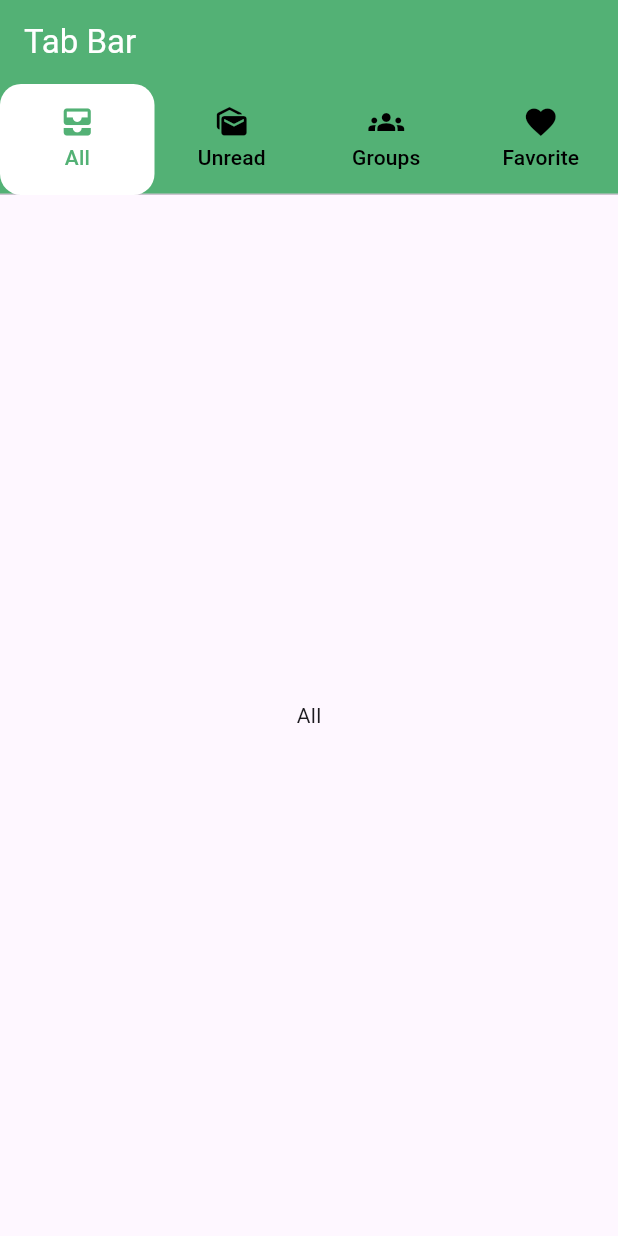
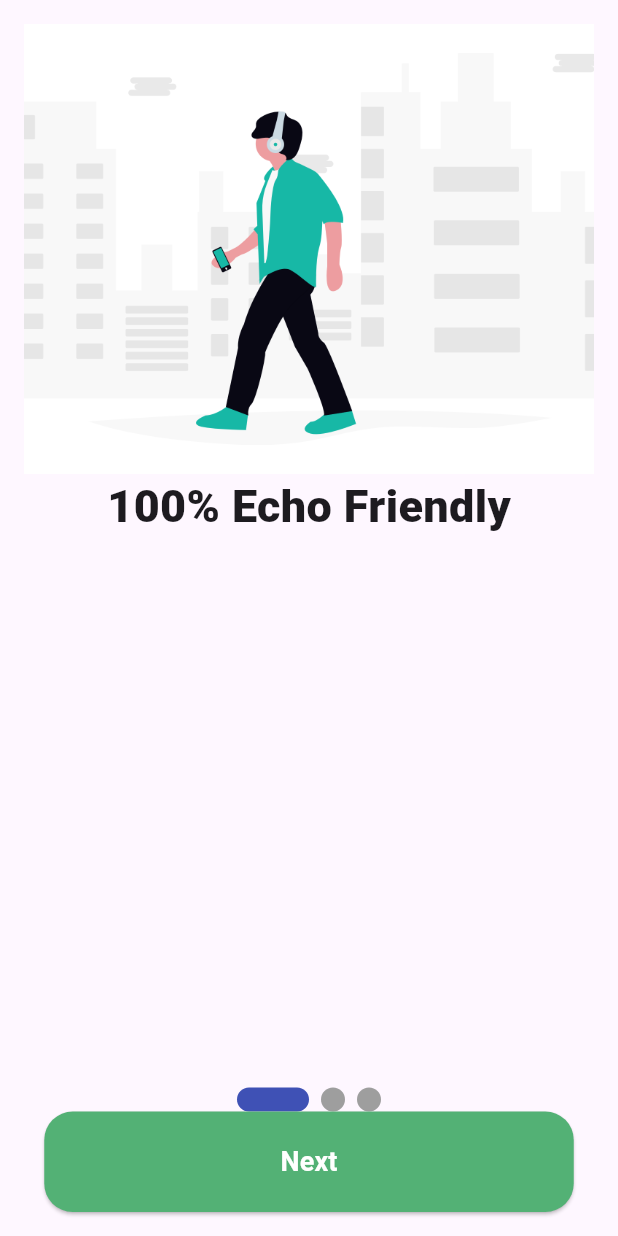
Before and after one commit to AbRehman536/batch_1_flutter, a Flutter app: the screen it shows after launch, on a phone screen of 412 x 824 dp. Run offline on Flutter 3.47's test engine with Material 3 defaults, Android fonts, the light colour scheme and no system bars; drawn by our look-alikes of smooth_page_indicator; our stand-ins replace carousel_slider, device_preview.

Commit message:
Page View Done

```diff
--- a/lib/constants/app_assets.dart
+++ b/lib/constants/app_assets.dart
@@ -3,6 +3,9 @@ class AppAssets {
   ///Images
   static String splashLogo = "assets/images/splashLogo.png";
   static String onBoarding = "assets/images/onBoarding.png";
+  static String onBoarding1 = "assets/images/onBoarding1.png";
+  static String onBoarding2 = "assets/images/onBoarding2.png";
+  static String onBoarding3 = "assets/images/onBoarding3.png";
   static String carrotImage = "assets/images/carrot.png";
   static String backgroundImage = "assets/images/background.png";
   static String product1Image = "assets/images/product1.png";
--- /dev/null
+++ b/lib/extra/pageView.dart
@@ -0,0 +1,82 @@
+import 'package:flutter/material.dart';
+import 'package:owais_project/constants/app_assets.dart';
+import 'package:owais_project/models/onBoardingModel.dart';
+import 'package:owais_project/screens/auth_screen/login.dart';
+import 'package:owais_project/utils/widgets/custom_button.dart';
+import 'package:smooth_page_indicator/smooth_page_indicator.dart';
+
+class PageViewScreen extends StatefulWidget {
+  const PageViewScreen({super.key});
+
+  @override
+  State<PageViewScreen> createState() => _PageViewScreenState();
+}
+
+class _PageViewScreenState extends State<PageViewScreen> {
+  int currentPage = 0;
+  PageController pageController = PageController();
+  List<OnBoardingModel> onBoardingList = [
+   OnBoardingModel(image: AppAssets.onBoarding1, title: "100% Echo Friendly"),
+   OnBoardingModel(image: AppAssets.onBoarding2, title: "A Green Planet"),
+   OnBoardingModel(image: AppAssets.onBoarding3, title: "Be Earth Wise"),
+  ];
+  @override
+  Widget build(BuildContext context) {
+    return Scaffold(
+      body:
+      Padding(
+        padding: const EdgeInsets.all(16.0),
+        child: Column(
+          children: [
+            Expanded(
+              child: PageView.builder(
+                //scrollDirection: Axis.vertical,
+                controller: pageController,
+                itemCount: onBoardingList.length,
+                onPageChanged: (index){
+                  setState(() {
+                    currentPage = index;
+                  });
+                },
+                itemBuilder: (BuildContext context, int index) {
+                  return Column(
+                    children: [
+                      Image.asset(onBoardingList[index].image.toString(),
+                        height: 300,
+                        width: double.infinity,
+                        fit: BoxFit.cover,),
+                      Text(onBoardingList[index].title.toString(), style: TextStyle(
+                          fontWeight: FontWeight.w900,
+                          fontSize: 30
+                      ),),
+
+                    ],
+                  );
+                },),
+            ),
+            SmoothPageIndicator(
+                controller: pageController,  // PageController
+                count:  onBoardingList.length,
+                effect:  ExpandingDotsEffect(),  // your preferred effect
+                onDotClicked: (index){
+                }
+            ),
+            CustomButton(btnLabel: currentPage == onBoardingList.length - 1
+                ? "Get Started" : "Next",
+              onPressed: (){
+              if(currentPage == onBoardingList.length - 1){
+                Navigator.push(context, MaterialPageRoute(builder: (context)=>LoginScreen()));
+              }
+              else{
+                pageController.nextPage(
+                    duration: Duration(milliseconds: 300),
+                    curve: Curves.easeInOut);
+              }
+            },)
+          ],
+        ),
+      )
+
+    );
+  }
+}
--- a/lib/main.dart
+++ b/lib/main.dart
@@ -1,5 +1,6 @@
 import 'package:device_preview/device_preview.dart';
 import 'package:flutter/material.dart';
+import 'package:owais_project/extra/pageView.dart';
 import 'package:owais_project/extra/tab_bar.dart';
 import 'package:owais_project/screens/auth_screen/login.dart';
 import 'package:owais_project/screens/home/beverages.dart';
@@ -42,7 +43,7 @@ class MyApp extends StatelessWidget {
         useMaterial3: true,
       ),
 
-      home: TabBarScreen(),
+      home: PageViewScreen(),
     );
   }
 }
--- /dev/null
+++ b/lib/models/onBoardingModel.dart
@@ -0,0 +1,6 @@
+class OnBoardingModel {
+  final String image;
+  final String title;
+
+  OnBoardingModel({required this.image, required this.title});
+}
--- a/pubspec.yaml
+++ b/pubspec.yaml
@@ -36,6 +36,7 @@ dependencies:
   # Use with the CupertinoIcons class for iOS style icons.
   cupertino_icons: ^1.0.8
   carousel_slider: ^5.1.2
+  smooth_page_indicator: ^3.0.0
 
 dev_dependencies:
   flutter_test:
```
Also changed, not shown: assets/images/onBoarding1.png (added), assets/images/onBoarding2.png (added), assets/images/onBoarding3.png (added), pubspec.lock.
